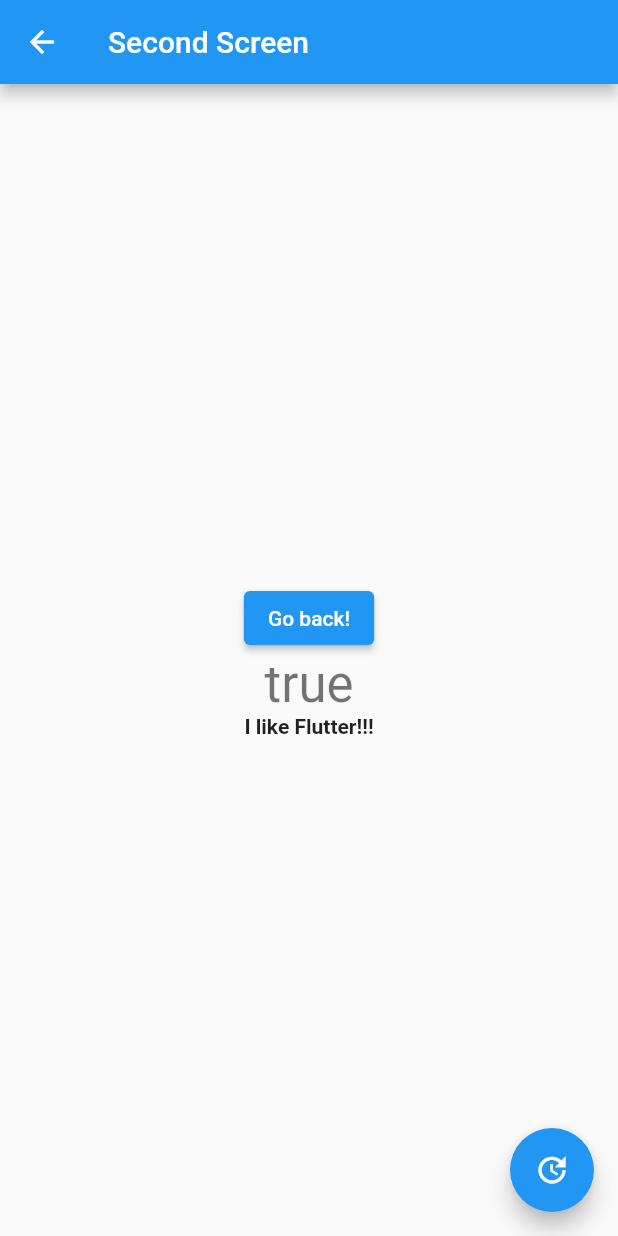
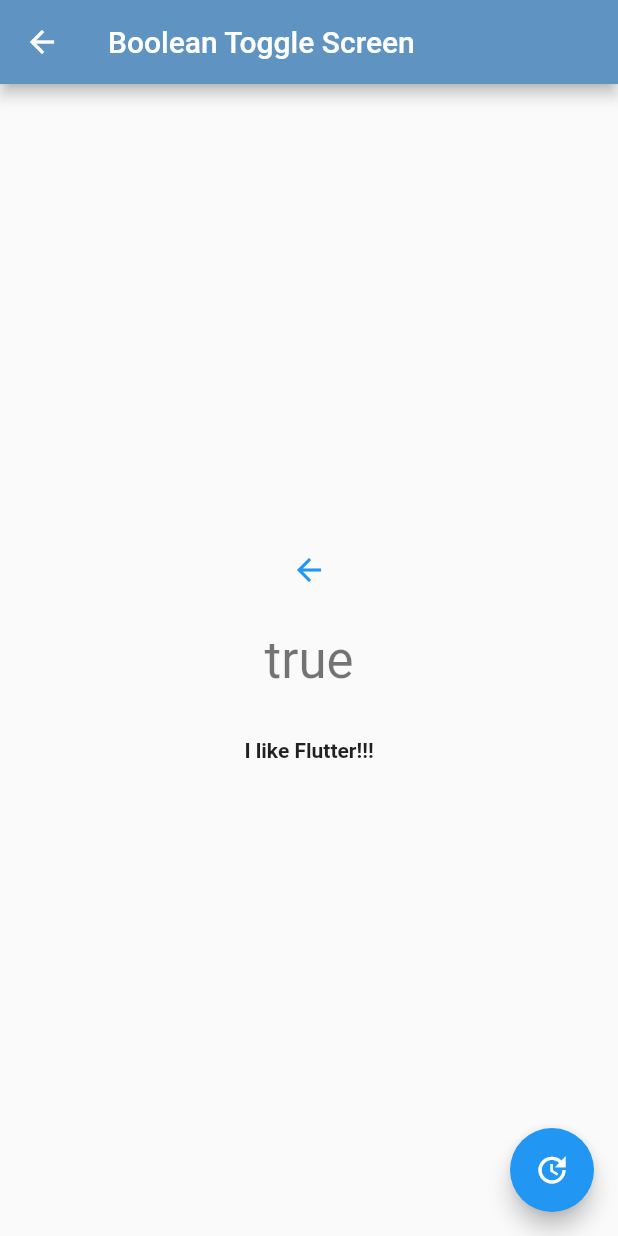
Before and after one commit to ccasil/F-lutterd-ART, a Flutter app: the SecondScreen screen opened by its route, on a phone screen of 412 x 824 dp. Run offline on Flutter 3.47's test engine with Material 2 defaults, Android fonts, the phone set to English and light mode, and no system bars.

Commit message:
update theme and include new views

```diff
--- a/lib/screen_2.dart
+++ b/lib/screen_2.dart
@@ -2,8 +2,8 @@ import 'package:flutter/material.dart';
 
 class SecondScreen extends StatefulWidget {
   SecondScreen({
-    Key key,
-    this.title
+    Key ? key,
+    required this.title
   }): super(key: key);
 
   final String title;
@@ -31,26 +31,29 @@ class _SecondScreenState extends State < SecondScreen > {
   Widget build(BuildContext context) {
     return Scaffold(
       appBar: AppBar(
-        title: Text("Second Screen"),
+        title: Text("Boolean Toggle Screen"),
       ),
       body: Center(
 
         child: Column(
           mainAxisAlignment: MainAxisAlignment.center,
           children: < Widget > [
-            ElevatedButton(
-              onPressed: () {
-                Navigator.pop(context);
-              },
-              child: Text('Go back!'),
+            BackButton(
+              color: Colors.blue,
             ),
-            Text(
-              '$count',
-              style: Theme.of(context).textTheme.headline4,
+            Padding(
+              padding: EdgeInsets.all(16),
+              child: Text(
+                '$count',
+                style: Theme.of(context).textTheme.headline4,
+              ),
             ),
-            Text(
-              textToShow,
-              style: TextStyle(fontWeight: FontWeight.bold),
+            Padding(
+              padding: EdgeInsets.all(16),
+              child: Text(
+                textToShow,
+                style: TextStyle(fontWeight: FontWeight.bold),
+              ),
             ),
           ],
         ),
--- /dev/null
+++ b/lib/src/api/item.dart
@@ -0,0 +1,23 @@
+// Copyright 2020 The Chromium Authors. All rights reserved.
+// Use of this source code is governed by a BSD-style license that can be
+// found in the LICENSE file.
+
+import 'package:flutter/material.dart';
+
+class Item {
+  final Color color;
+
+  final int price;
+
+  final String name;
+
+  Item({
+    required this.color,
+    required this.name,
+    required this.price,
+  });
+
+  Item.loading() : this(color: Colors.grey, name: '...', price: 0);
+
+  bool get isLoading => name == '...';
+}
--- /dev/null
+++ b/lib/src/api/page.dart
@@ -0,0 +1,21 @@
+// Copyright 2020 The Chromium Authors. All rights reserved.
+// Use of this source code is governed by a BSD-style license that can be
+// found in the LICENSE file.
+
+import 'item.dart';
+
+const int itemsPerPage = 20;
+
+class ItemPage {
+  final List<Item> items;
+
+  final int startingIndex;
+
+  final bool hasNext;
+
+  ItemPage({
+    required this.items,
+    required this.startingIndex,
+    required this.hasNext,
+  });
+}
--- a/pubspec.yaml
+++ b/pubspec.yaml
@@ -18,11 +18,12 @@ publish_to: 'none' # Remove this line if you wish to publish to pub.dev
 version: 1.0.0+1
 
 environment:
-  sdk: ">=2.7.0 <3.0.0"
+  sdk: ">=2.12.0 <3.0.0"
 
 dependencies:
   flutter:
     sdk: flutter
+  provider: ^5.0.0-nullsafety.3
 
 
   # The following adds the Cupertino Icons font to your application.
```
Also changed, not shown: lib/main.dart (+80 -4 lines), lib/screen_1.dart (+13 -31 lines), lib/screen_3.dart (+31 -6 lines), lib/screen_4.dart (+4 -7 lines), lib/screen_5.dart (+3 -6 lines), lib/src/api/fetch.dart (added, +43 -0 lines), lib/src/catalog.dart (added, +120 -0 lines), lib/src/item_tile.dart (added, +53 -0 lines), lib/test.dart (+6 -6 lines), pubspec.lock.
